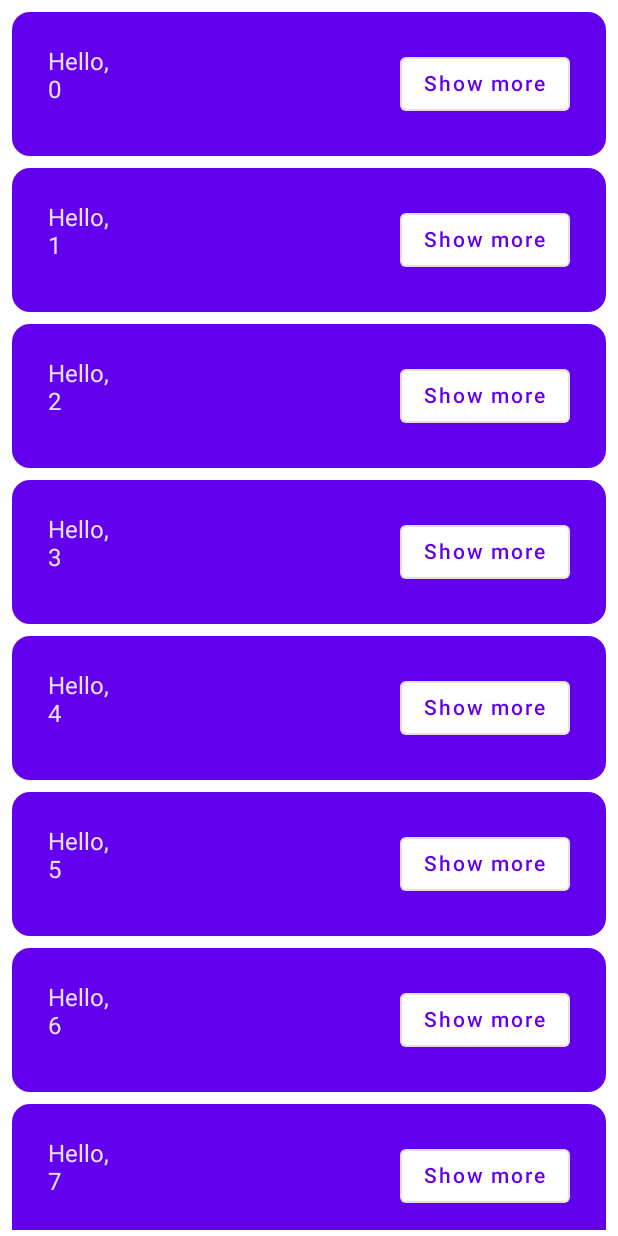
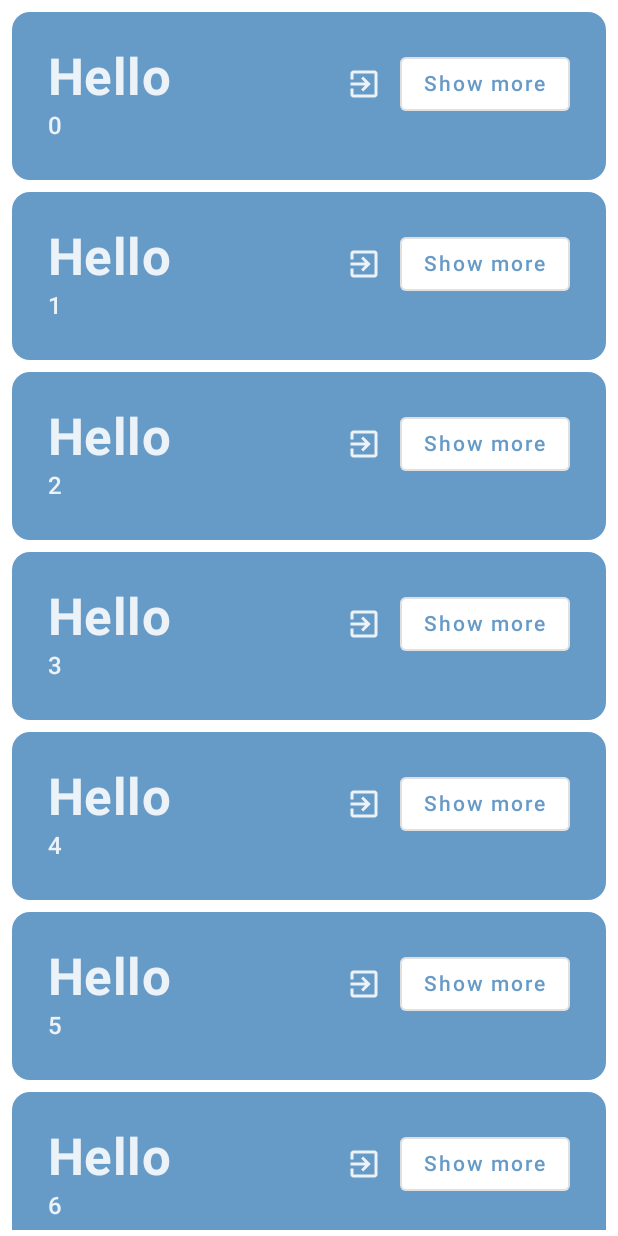
Before and after one commit to Augustinekan/Compose-Basics, an Android app built with Jetpack Compose: the screen it shows after launch (MainActivity), after a tap on "Continue", on a phone screen of 412 x 824 dp. Run offline under Robolectric (Android 15) with nearby library versions, the phone set to English and light mode, and no system bars.

Commit message:
modify theme

```diff
--- a/app/src/main/java/com/example/composebasics/MainActivity.kt
+++ b/app/src/main/java/com/example/composebasics/MainActivity.kt
@@ -1,14 +1,13 @@
 package com.example.composebasics
 
+import Greeting
+import GreetingsComposable
+import android.content.res.Configuration.UI_MODE_NIGHT_NO
+import android.content.res.Configuration.UI_MODE_NIGHT_YES
 import android.os.Bundle
 import androidx.activity.ComponentActivity
 import androidx.activity.compose.setContent
-import androidx.compose.animation.core.animateDpAsState
-import androidx.compose.foundation.border
 import androidx.compose.foundation.layout.*
-import androidx.compose.foundation.lazy.LazyColumn
-import androidx.compose.foundation.lazy.items
-import androidx.compose.foundation.shape.RoundedCornerShape
 import androidx.compose.material.*
 import androidx.compose.runtime.*
 import androidx.compose.runtime.saveable.rememberSaveable
@@ -52,45 +51,7 @@ private fun MyApp(modifier: Modifier = Modifier){
 
     }
 }
-@Composable
-fun GreetingsComposable(modifier: Modifier = Modifier, names: List<String> = List(1000) { "$it" }
-){
-    LazyColumn(modifier = modifier.padding(vertical = 4.dp)) {
-        items(items = names) { name ->
-            Greeting(name = name)
-        }
-    }
-}
-@Composable
-fun Greeting(name: String,modifier: Modifier = Modifier) {
-    val expanded = remember { mutableStateOf(false) }
 
-    val extraPadding by animateDpAsState(if (expanded.value) 48.dp else 0.dp);
-
-    Surface(color = MaterialTheme.colors.primary,modifier = modifier.padding(vertical = 4.dp, horizontal = 8.dp),
-        shape = RoundedCornerShape(12.dp)
-    ) {
-        Row(
-            modifier = Modifier.padding(24.dp)
-        ) {
-            Column(
-                modifier = Modifier
-                    .weight(1f)
-                    .padding(bottom = extraPadding)
-
-                ) {
-                Text(text = "Hello,")
-                Text(text = name)
-            }
-            OutlinedButton(
-                onClick = { expanded.value = !expanded.value }
-            ) {
-                Text(if (expanded.value) "Show less" else "Show more")
-            }
-        }
-
-    }
-}
 
 @Preview(showBackground = true)
 @Composable
--- a/app/src/main/java/com/example/composebasics/ui/theme/Theme.kt
+++ b/app/src/main/java/com/example/composebasics/ui/theme/Theme.kt
@@ -5,18 +5,23 @@ import androidx.compose.material.MaterialTheme
 import androidx.compose.material.darkColors
 import androidx.compose.material.lightColors
 import androidx.compose.runtime.Composable
-
+import androidx.compose.ui.graphics.Color
+val  primaryVariantBlue = Color(0xff669ac7);
+val greenCustom = Color(0xff59673d)
 private val DarkColorPalette = darkColors(
-    primary = Purple200,
-    primaryVariant = Purple700,
-    secondary = Teal200
+    primary = Color(0xff1c63a3),
+    primaryVariant = primaryVariantBlue,
+    secondary = Teal200,
+    //surface = greenCustom,
+    onPrimary = Color.White
 )
 
 private val LightColorPalette = lightColors(
-    primary = Purple500,
-    primaryVariant = Purple700,
-    secondary = Teal200
-
+    primary = primaryVariantBlue,
+    primaryVariant = primaryVariantBlue,
+    secondary = Teal200,
+   // surface = greenCustom,
+    onPrimary = Color.White
     /* Other default colors to override
     background = Color.White,
     surface = Color.White,
--- /dev/null
+++ b/app/src/main/java/greetings/Greetings.kt
@@ -0,0 +1,95 @@
+import android.content.res.Configuration
+import androidx.compose.animation.core.Spring
+import androidx.compose.animation.core.animateDpAsState
+import androidx.compose.animation.core.spring
+import androidx.compose.foundation.layout.Column
+import androidx.compose.foundation.layout.Row
+import androidx.compose.foundation.layout.padding
+import androidx.compose.foundation.lazy.LazyColumn
+import androidx.compose.foundation.lazy.items
+import androidx.compose.foundation.shape.RoundedCornerShape
+import androidx.compose.material.*
+import androidx.compose.material.icons.Icons
+import androidx.compose.material.icons.filled.ExitToApp
+import androidx.compose.material.icons.filled.Menu
+import androidx.compose.runtime.Composable
+import androidx.compose.runtime.getValue
+import androidx.compose.runtime.mutableStateOf
+import androidx.compose.runtime.remember
+import androidx.compose.ui.Modifier
+import androidx.compose.ui.res.painterResource
+import androidx.compose.ui.text.font.FontWeight
+import androidx.compose.ui.tooling.preview.Preview
+import androidx.compose.ui.unit.dp
+import androidx.compose.ui.unit.sp
+import com.example.composebasics.ui.theme.ComposeBasicsTheme
+
+@Composable
+fun GreetingsComposable(modifier: Modifier = Modifier, names: List<String> = List(1000) { "$it" }
+){
+    LazyColumn(modifier = modifier.padding(vertical = 4.dp)) {
+        items(items = names) { name ->
+            Greeting(name = name)
+        }
+    }
+}
+
+
+@Composable
+fun Greeting(name: String,modifier: Modifier = Modifier) {
+    val expanded = remember { mutableStateOf(false) }
+
+    val extraPadding by animateDpAsState(if (expanded.value) 48.dp else 0.dp
+
+        , animationSpec = spring(
+            dampingRatio = Spring.DampingRatioMediumBouncy,
+            stiffness = Spring.StiffnessLow
+        )
+    );
+
+    Surface(color = MaterialTheme.colors.primary,modifier = modifier.padding(vertical = 4.dp, horizontal = 8.dp),
+        shape = RoundedCornerShape(12.dp)
+    ) {
+        Row(
+            modifier = Modifier.padding(24.dp)
+        ) {
+            Column(
+                modifier = Modifier
+                    .weight(1f)
+                    .padding(bottom = extraPadding.coerceAtLeast(0.dp))
+
+            ) {
+                Text(text = "Hello", style = MaterialTheme.typography.h4.copy(fontWeight = FontWeight.Bold))
+                Text(text = name, style = MaterialTheme.typography.subtitle1.copy(fontSize = 16.sp, fontWeight = FontWeight.SemiBold))
+            }
+            IconButton(
+
+                onClick =  { expanded.value = !expanded.value }
+            ) {
+                Icon((if(expanded.value) Icons.Filled.Menu else Icons.Filled.ExitToApp),contentDescription = "")
+            }
+            OutlinedButton(
+                onClick = { expanded.value = !expanded.value }
+            ) {
+                Text(if (expanded.value) "Show less" else "Show more")
+            }
+        }
+
+    }
+}
+
+@Preview(showBackground = true, uiMode = Configuration.UI_MODE_NIGHT_NO)
+@Composable
+fun TilePreviewLight(){
+    ComposeBasicsTheme() {
+        Greeting(name = "Dude")
+    }
+}
+
+@Preview(showBackground = true, uiMode = Configuration.UI_MODE_NIGHT_YES)
+@Composable
+fun TilePreviewDark(){
+    ComposeBasicsTheme() {
+        Greeting(name = "Dude")
+    }
+}
```
Also changed, not shown: app/build.gradle (+4 -5 lines), build.gradle (+5 -4 lines), gradle/wrapper/gradle-wrapper.properties.
